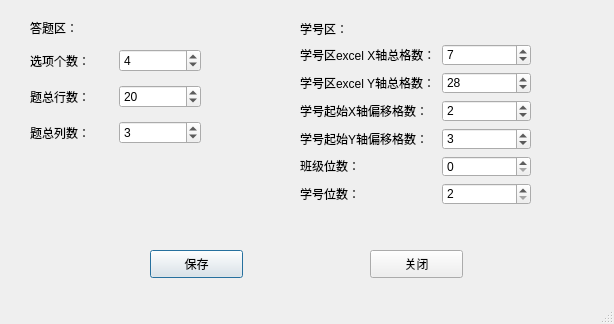
First picture: the form in configWindow.ui, repository r53127/MyScan, before the edit.
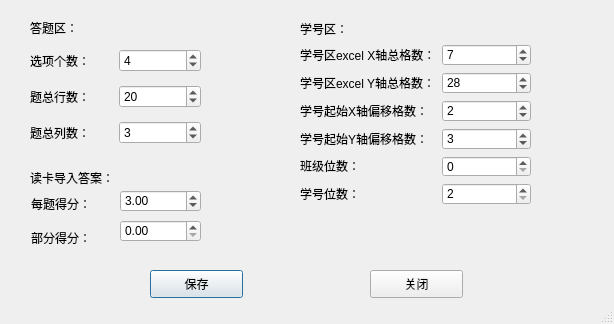
Second picture: the form after the edit.

Patch:
```diff
--- a/configWindow.ui
+++ b/configWindow.ui
@@ -20,7 +20,7 @@
    <property name="geometry">
     <rect>
      <x>150</x>
-     <y>250</y>
+     <y>270</y>
      <width>93</width>
      <height>28</height>
     </rect>
@@ -33,7 +33,7 @@
    <property name="geometry">
     <rect>
      <x>370</x>
-     <y>250</y>
+     <y>270</y>
      <width>93</width>
      <height>28</height>
     </rect>
@@ -293,6 +293,71 @@
     </item>
    </layout>
   </widget>
+  <widget class="QLabel" name="label_12">
+   <property name="geometry">
+    <rect>
+     <x>30</x>
+     <y>170</y>
+     <width>121</width>
+     <height>16</height>
+    </rect>
+   </property>
+   <property name="text">
+    <string>读卡导入答案：</string>
+   </property>
+  </widget>
+  <widget class="QLabel" name="label_13">
+   <property name="geometry">
+    <rect>
+     <x>31</x>
+     <y>193</y>
+     <width>81</width>
+     <height>21</height>
+    </rect>
+   </property>
+   <property name="text">
+    <string>每题得分：</string>
+   </property>
+  </widget>
+  <widget class="QLabel" name="label_14">
+   <property name="geometry">
+    <rect>
+     <x>31</x>
+     <y>227</y>
+     <width>81</width>
+     <height>21</height>
+    </rect>
+   </property>
+   <property name="text">
+    <string>部分得分：</string>
+   </property>
+  </widget>
+  <widget class="QDoubleSpinBox" name="doubleSpinBox">
+   <property name="geometry">
+    <rect>
+     <x>120</x>
+     <y>190</y>
+     <width>81</width>
+     <height>22</height>
+    </rect>
+   </property>
+   <property name="singleStep">
+    <double>1.000000000000000</double>
+   </property>
+   <property name="value">
+    <double>3.000000000000000</double>
+   </property>
+  </widget>
+  <widget class="QDoubleSpinBox" name="doubleSpinBox_2">
+   <property name="geometry">
+    <rect>
+     <x>120</x>
+     <y>220</y>
+     <width>81</width>
+     <height>22</height>
+    </rect>
+   </property>
+  </widget>
  </widget>
  <resources/>
  <connections/>
```
